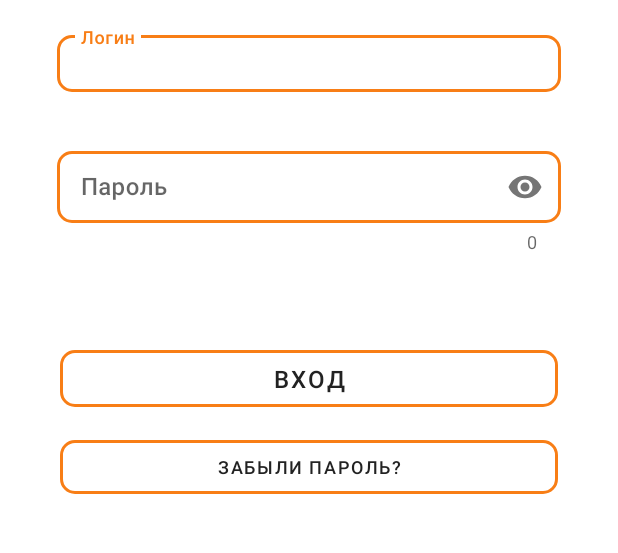
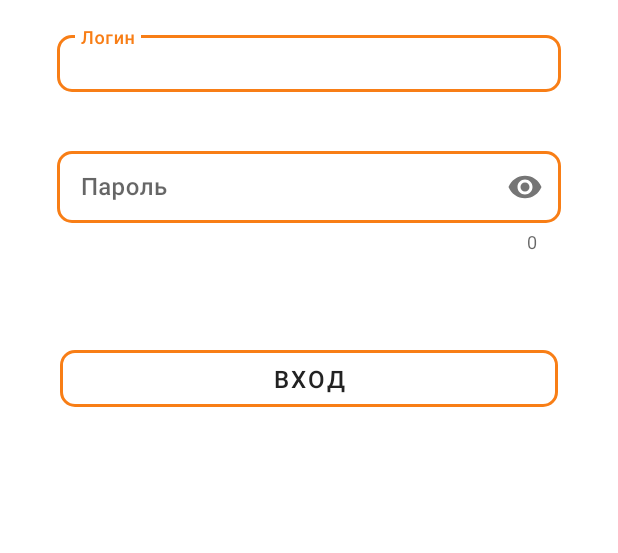
Before and after one commit to st0rmtr0oper/ProblemDesk, an Android app: the screen it shows after launch (MainActivity), on a phone screen of 412 x 824 dp, the part 517-1070 px from its top. Run offline under Robolectric (Android 15) with nearby library versions, the phone set to English and light mode, and no system bars; our stand-ins replace navigation-ui; 1 statement that could not run was skipped.

Commit message:
hid "forgot password button"

```diff
--- a/app/src/main/res/layout/fragment_login.xml
+++ b/app/src/main/res/layout/fragment_login.xml
@@ -74,6 +74,7 @@
 
     <Button
         android:id="@+id/password_button"
+        android:visibility="gone"
         style="@style/buttonStyle"
         android:layout_width="match_parent"
         android:layout_height="wrap_content"
```
Also changed, not shown: app/src/main/java/com/example/problemdesk/MainActivity.kt (+9 -8 lines).
